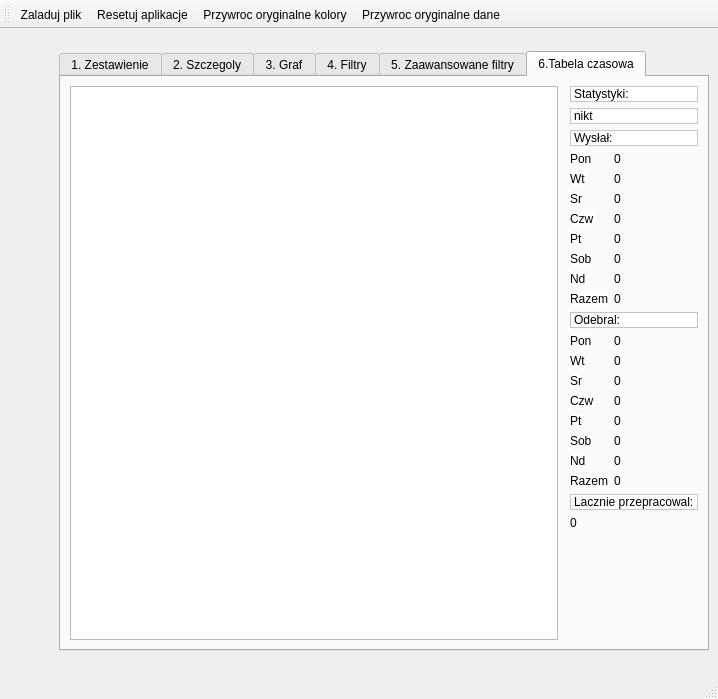
Before: the Qt Designer form src/views/mainwindow.ui in mdziekon/eiti-aisdi-business-relations-analysis, drawn with Qt 5.
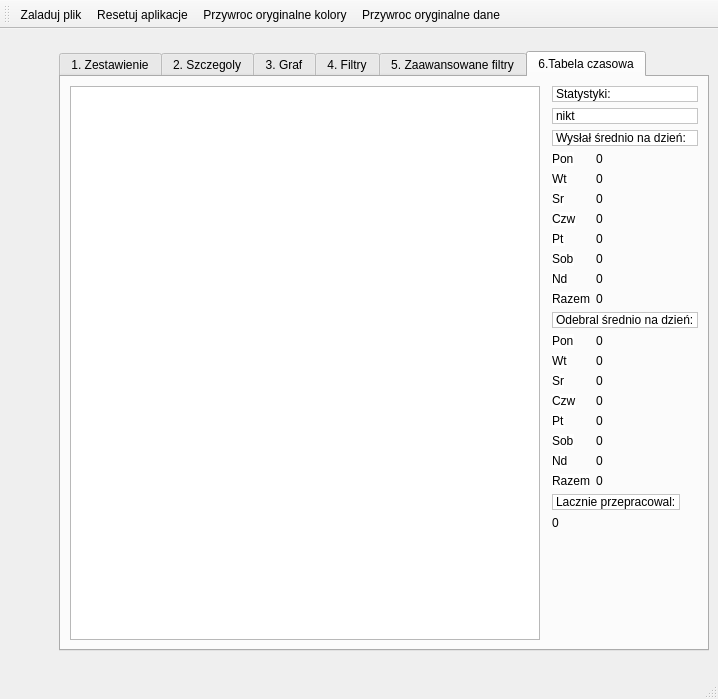
After: the same form once the commit is applied. The open tabs and pages were chosen to show the change. Icons and pictures are not drawn.

Commit message: mini tekstowe poprawki

```diff
--- a/src/views/mainwindow.ui
+++ b/src/views/mainwindow.ui
@@ -734,7 +734,7 @@
            <enum>QFrame::StyledPanel</enum>
           </property>
           <property name="text">
-           <string>Wysłał:</string>
+           <string>Wysłał średnio na dzień:</string>
           </property>
          </widget>
         </item>
@@ -890,7 +890,7 @@
            <enum>QFrame::StyledPanel</enum>
           </property>
           <property name="text">
-           <string>Odebral:</string>
+           <string>Odebral średnio na dzień:</string>
           </property>
          </widget>
         </item>
```
Left out of the diff: 4 changed lines with no effect on the pictures. The commit also changes 2 other files.
